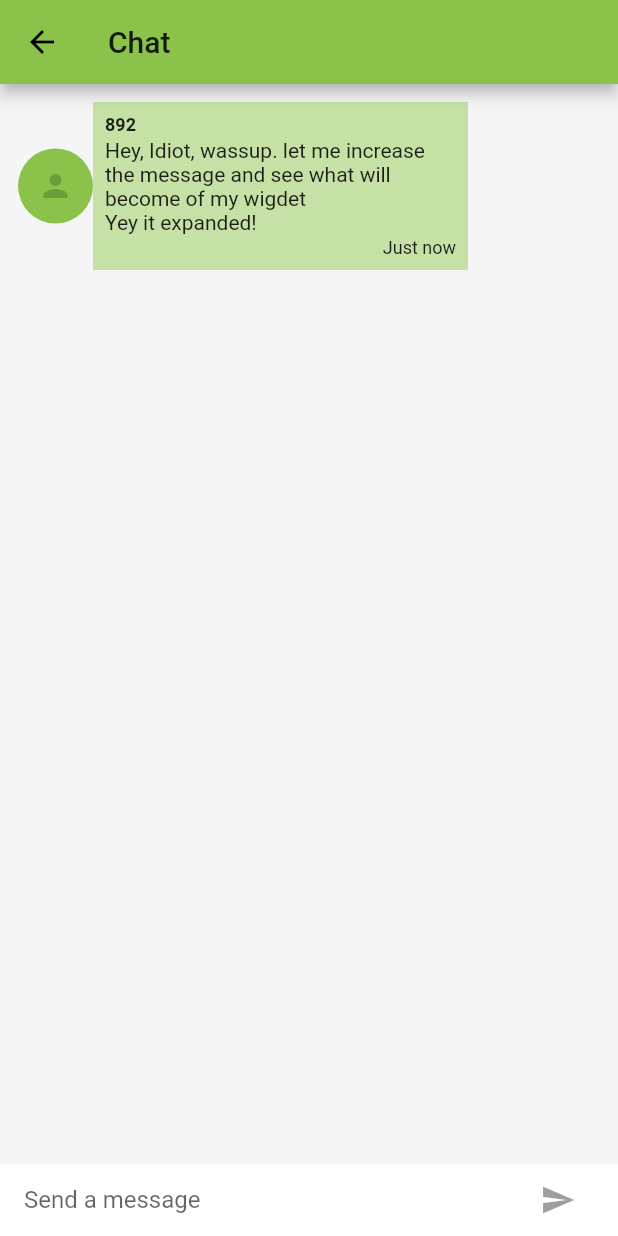
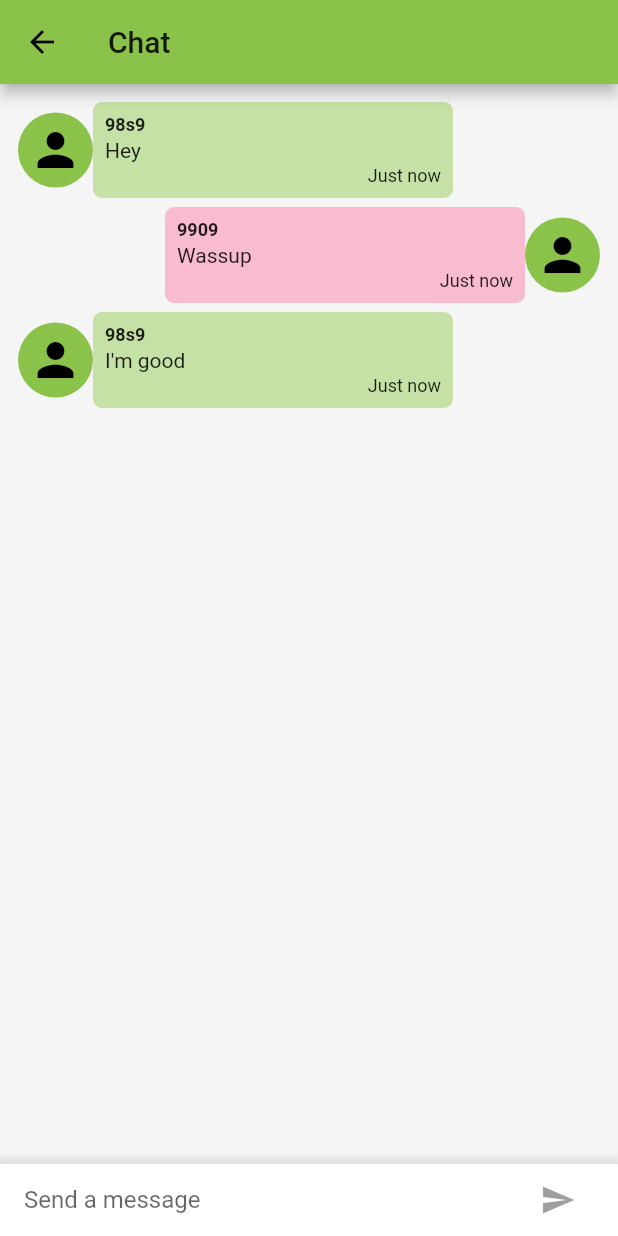
Before and after one commit to stanmpakati/talkme, a Flutter app: the ChatScreen screen opened by its route, on a phone screen of 412 x 824 dp. Run offline on Flutter 3.47's test engine with Material 2 defaults, Android fonts, the phone set to English and light mode, and no system bars; our stand-ins replace image_picker; missing offline and left inert: image_picker_for_web.

Commit message:
mocked some chats

```diff
--- a/flutter/lib/models/message.dart
+++ b/flutter/lib/models/message.dart
@@ -15,7 +15,7 @@ class Message {
     return Message(
       userId: json['userId'],
       message: json['message'],
-      timeSent: json['timeSent'],
+      timeSent: DateTime.parse(json['timeSent']),
     );
   }
 
--- a/flutter/lib/pages/chat_screen.dart
+++ b/flutter/lib/pages/chat_screen.dart
@@ -29,28 +29,37 @@ class _ChatScreenState extends State<ChatScreen> {
             padding: EdgeInsets.all(12),
             height: MediaQuery.of(context).size.height,
             child: FutureBuilder(
-              future: null,
+              future: TalkMeService().getMessages(),
               builder: (context, snapshot) {
-                return ListView(
-                  shrinkWrap: true,
-                  children: [
-                    chatBubble(
-                      Message(
-                        message:
-                            'Hey, Idiot, wassup. let me increase the message and see what will become of my wigdet\nYey it expanded!',
-                        timeSent: DateTime.now(),
-                        userId: '892',
-                      ),
-                    ),
-                  ],
-                );
+                print(snapshot);
+                List<Message> messages = snapshot.data;
+                if (snapshot.hasData) {
+                  return ListView.builder(
+                    shrinkWrap: true,
+                    itemCount: snapshot.data.length,
+                    itemBuilder: (BuildContext context, int index) {
+                      return chatBubble(messages[index]);
+                    },
+                  );
+                }
+                return Text('No messages sorry');
               },
             ),
           ),
           // Text editing box
           Container(
             padding: EdgeInsets.symmetric(horizontal: 16),
-            color: Colors.white,
+            decoration: BoxDecoration(
+              color: Colors.white,
+              boxShadow: [
+                BoxShadow(
+                  color: Colors.grey[300],
+                  blurRadius: 3,
+                  spreadRadius: 2,
+                  offset: Offset(0, -2),
+                ),
+              ],
+            ),
             child: Row(
               children: [
                 Flexible(
--- a/flutter/lib/pages/chatbuble.dart
+++ b/flutter/lib/pages/chatbuble.dart
@@ -5,23 +5,38 @@ import 'package:ryan_app/services/api.dart';
 import 'package:ryan_app/services/time_ago.dart';
 
 Widget chatBubble(Message message) {
-  // User _user = await TalkMeService().getUser(message.userId);
+  final _service = TalkMeService();
+  User _me = _service.user;
+
+  // To check If I'm the one who sent the message
+  bool _mine = _me.userId == message.userId;
 
   return Container(
+    margin: EdgeInsets.only(bottom: 6),
     decoration: BoxDecoration(
       borderRadius: BorderRadius.circular(8),
     ),
     child: Row(
+      // mainAxisAlignment:
+      // _mine ? MainAxisAlignment.end : MainAxisAlignment.start,
+      textDirection: _mine ? TextDirection.rtl : TextDirection.ltr,
       children: [
         CircleAvatar(
           radius: 25,
           backgroundColor: Colors.lightGreen,
-          child: Icon(Icons.person),
+          child: Icon(
+            Icons.person,
+            color: Colors.black,
+            size: 36,
+          ),
         ),
         Container(
-          color: Colors.lightGreen[200],
           padding: EdgeInsets.all(8),
-          width: 250,
+          width: 240,
+          decoration: BoxDecoration(
+            color: _mine ? Colors.pink[100] : Colors.lightGreen[200],
+            borderRadius: BorderRadius.circular(6),
+          ),
           child: Column(
             crossAxisAlignment: CrossAxisAlignment.start,
             children: [
--- a/flutter/lib/services/api.dart
+++ b/flutter/lib/services/api.dart
@@ -9,6 +9,7 @@ class TalkMeService {
   User user = User(userId: '9909', username: 'Stan');
 
   Future login(Map<String, dynamic> details) async {
+    // TODO: implement sign in
     var response = await http.post(url, body: details);
     print('response status: ${response.statusCode}');
     print('response body: ${response.body}');
@@ -16,6 +17,7 @@ class TalkMeService {
   }
 
   Future<User> getUser(String userId) async {
+    // TODO: implement get user
     var response = await http.post(url, body: userId);
     print('response status: ${response.statusCode}');
     print('response body: ${response.body}');
@@ -26,6 +28,7 @@ class TalkMeService {
   }
 
   Future<List<Message>> getMessages() async {
+    // TODO: get the messages in the chat
     // var response = await http.get(url);
     // print('response status: ${response.statusCode}');
     // print('response body: ${response.body}');
@@ -35,27 +38,29 @@ class TalkMeService {
       {
         'userId': '98s9',
         'message': 'Hey',
-        'timeSent': DateTime.now(),
+        'timeSent': DateTime.now().toString(),
       },
       {
         'userId': '9909',
         'message': 'Wassup',
-        'timeSent': DateTime.now(),
+        'timeSent': DateTime.now().toString(),
       },
       {
         'userId': '98s9',
         'message': "I'm good",
-        'timeSent': DateTime.now(),
+        'timeSent': DateTime.now().toString(),
       },
     ];
     // List<Map<String, dynamic>> responseJson = jsonDecode(response.body);
     List<Message> messageList = [];
-    responseJson.map((user) => messageList.add(Message.fromJson(user)));
-    // return messageList;
+    responseJson
+        .forEach((message) => messageList.add(Message.fromJson(message)));
+    return messageList;
     // }
   }
 
   void sendText(String text) async {
+    // TODO: send add your message to the chat
     Map<String, dynamic> message = {
       'userId': user.userId,
       'message': text,
```
